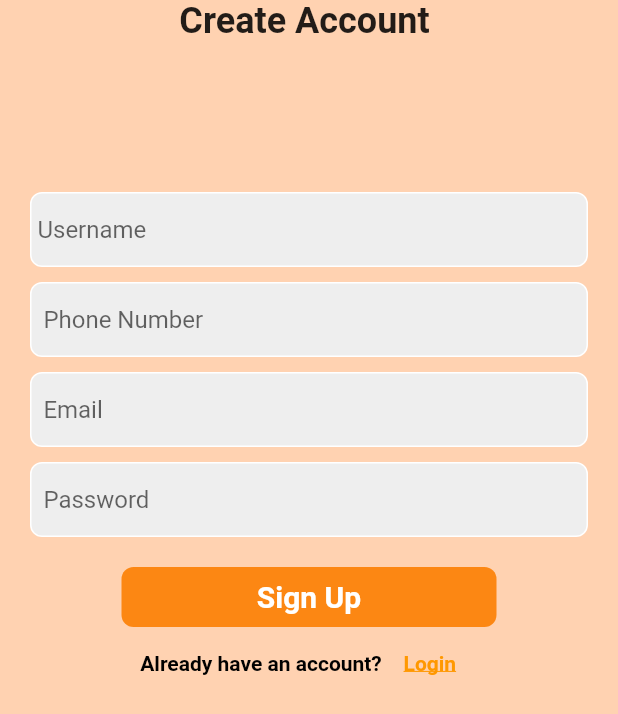
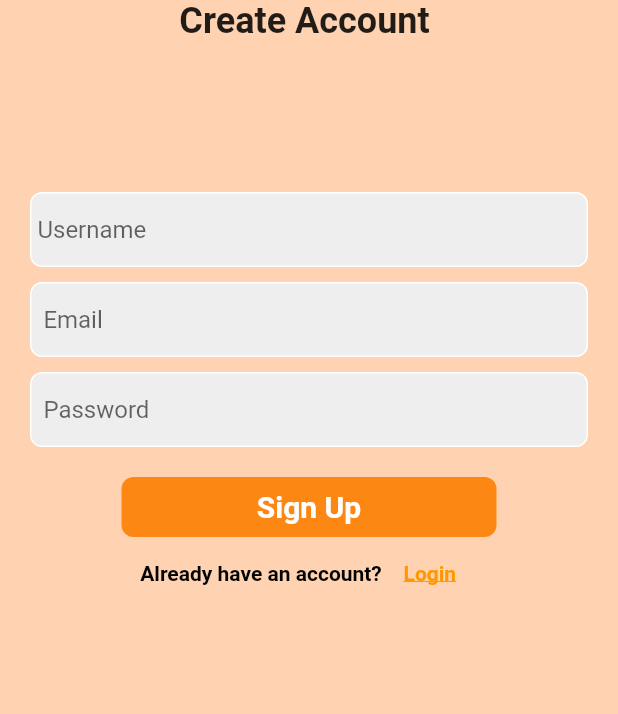
Before and after one commit to HuMiTriet/VGU-Eureka, a Flutter app: the screen it shows after launch, after a tap on "Sign Up", on a phone screen of 412 x 824 dp. Shown: the top 714 px of the screen. Run offline on Flutter 3.47's test engine with Material 2 defaults, Android fonts, the phone set to English and light mode, and no system bars; our stand-ins replace firebase_auth, firebase_core, firebase_database, geocoding, geolocator, google_maps_flutter and 1 more; missing offline and left inert: cloud_firestore_web, firebase_analytics_web, firebase_auth_web, firebase_core_web, firebase_database_web, flutter_login_facebook and 2 more; accounts and stored records are empty; network calls fail.

Commit message:
remove the phone field and clean up login + register view

```diff
--- a/lib/views/auth/login_view.dart
+++ b/lib/views/auth/login_view.dart
@@ -29,13 +29,13 @@ class _LoginViewState extends State<LoginView> {
   @override
   Widget build(BuildContext context) {
     return Scaffold(
-      backgroundColor: Color.fromRGBO(255, 210, 177, 2),
+      backgroundColor: const Color.fromRGBO(255, 210, 177, 2),
       body: SafeArea(
         child: Center(
           child: Column(
             mainAxisAlignment: MainAxisAlignment.center,
             children: [
-              Text(
+              const Text(
                 ' Welcome to ETOET ',
                 style: TextStyle(
                   fontWeight: FontWeight.bold,
@@ -43,7 +43,7 @@ class _LoginViewState extends State<LoginView> {
                 ),
               ),
 
-              SizedBox(height: 50),
+              const SizedBox(height: 50),
 
               //Email or phonenumber text field
               Padding(
@@ -59,7 +59,7 @@ class _LoginViewState extends State<LoginView> {
                     enableSuggestions: false,
                     autocorrect: false,
                     keyboardType: TextInputType.emailAddress,
-                    decoration: InputDecoration(
+                    decoration: const InputDecoration(
                       border: InputBorder.none,
                       hintText: '  Email or phone number',
                     ),
@@ -67,7 +67,7 @@ class _LoginViewState extends State<LoginView> {
                 ),
               ),
 
-              SizedBox(height: 10),
+              const SizedBox(height: 10),
 
               // password text field
               Padding(
@@ -83,7 +83,7 @@ class _LoginViewState extends State<LoginView> {
                     enableSuggestions: false,
                     obscureText: true,
                     autocorrect: false,
-                    decoration: InputDecoration(
+                    decoration: const InputDecoration(
                       border: InputBorder.none,
                       hintText: '  Password',
                     ),
@@ -91,19 +91,19 @@ class _LoginViewState extends State<LoginView> {
                 ),
               ),
 
-              SizedBox(height: 10),
+              const SizedBox(height: 10),
 
               // Sign in button
               Padding(
                 padding: const EdgeInsets.symmetric(horizontal: 20.0),
                 child: Container(
                   alignment: Alignment.center,
-                  constraints: BoxConstraints.tightForFinite(
+                  constraints: const BoxConstraints.tightForFinite(
                     width: 250,
                     height: 40,
                   ),
                   decoration: BoxDecoration(
-                    color: Color.fromARGB(227, 252, 126, 0),
+                    color: const Color.fromARGB(227, 252, 126, 0),
                     borderRadius: BorderRadius.circular(8),
                   ),
                   child: TextButton(
@@ -143,8 +143,8 @@ class _LoginViewState extends State<LoginView> {
                         await showErrorDialog(context, 'Error');
                       }
                     },
-                    child: Center(
-                        child: const Text(
+                    child: const Center(
+                        child: Text(
                       'Sign in',
                       style: TextStyle(
                         color: Colors.white,
@@ -160,7 +160,7 @@ class _LoginViewState extends State<LoginView> {
               Row(
                 mainAxisAlignment: MainAxisAlignment.center,
                 children: [
-                  Text(
+                  const Text(
                     'Do not have an account?',
                     style: TextStyle(
                       fontWeight: FontWeight.bold,
--- a/lib/views/auth/register_view.dart
+++ b/lib/views/auth/register_view.dart
@@ -1,10 +1,7 @@
-import 'dart:developer' as devtools show log;
-
 import 'package:etoet/constants/routes.dart';
 import 'package:etoet/services/auth/auth_exceptions.dart';
 import 'package:etoet/services/auth/auth_service.dart';
 import 'package:etoet/views/auth/error_dialog.dart';
-import 'package:firebase_auth/firebase_auth.dart';
 import 'package:flutter/material.dart';
 
 class RegisterView extends StatefulWidget {
@@ -19,14 +16,12 @@ class _RegisterViewState extends State<RegisterView> {
   late final TextEditingController _username;
   late final TextEditingController _email;
   late final TextEditingController _password;
-  late final TextEditingController _phoneNumber;
 
   @override
   void dispose() {
     _email.dispose();
     _password.dispose();
     _username.dispose();
-    _phoneNumber.dispose();
     super.dispose();
   }
 
@@ -35,26 +30,25 @@ class _RegisterViewState extends State<RegisterView> {
     _email = TextEditingController();
     _password = TextEditingController();
     _username = TextEditingController();
-    _phoneNumber = TextEditingController();
     super.initState();
   }
 
   @override
   Widget build(BuildContext context) {
     return Scaffold(
-      backgroundColor: Color.fromRGBO(255, 210, 177, 2),
+      backgroundColor: const Color.fromRGBO(255, 210, 177, 2),
       body: SafeArea(
         child: Center(
           child: Column(
             children: [
-              Text(
+              const Text(
                 'Create Account ',
                 style: TextStyle(
                   fontWeight: FontWeight.bold,
                   fontSize: 24,
                 ),
               ),
-              SizedBox(height: 100),
+              const SizedBox(height: 100),
 
               /// user name
               Padding(
@@ -76,30 +70,7 @@ class _RegisterViewState extends State<RegisterView> {
                 ),
               ),
 
-              SizedBox(height: 10),
-
-              /// Phone number
-              Padding(
-                padding: const EdgeInsets.symmetric(horizontal: 20.0),
-                child: Container(
-                  decoration: BoxDecoration(
-                    color: Colors.grey[200],
-                    border: Border.all(color: Colors.white),
-                    borderRadius: BorderRadius.circular(8),
-                  ),
-                  child: TextField(
-                    controller: _phoneNumber,
-                    enableSuggestions: false,
-                    keyboardType: TextInputType.number,
-                    decoration: const InputDecoration(
-                      border: InputBorder.none,
-                      hintText: '  Phone Number',
-                    ),
-                  ),
-                ),
-              ),
-
-              SizedBox(height: 10),
+              const SizedBox(height: 10),
 
               /// email
               Padding(
@@ -123,7 +94,7 @@ class _RegisterViewState extends State<RegisterView> {
                 ),
               ),
 
-              SizedBox(height: 10),
+              const SizedBox(height: 10),
               // password
               Padding(
                 padding: const EdgeInsets.symmetric(horizontal: 20.0),
@@ -146,17 +117,17 @@ class _RegisterViewState extends State<RegisterView> {
                 ),
               ),
               // Register button
-              SizedBox(height: 20),
+              const SizedBox(height: 20),
               Padding(
                 padding: const EdgeInsets.symmetric(horizontal: 20.0),
                 child: Container(
                   alignment: Alignment.center,
-                  constraints: BoxConstraints.tightForFinite(
+                  constraints: const BoxConstraints.tightForFinite(
                     width: 250,
                     height: 40,
                   ),
                   decoration: BoxDecoration(
-                    color: Color.fromARGB(227, 252, 126, 0),
+                    color: const Color.fromARGB(227, 252, 126, 0),
                     borderRadius: BorderRadius.circular(8),
                   ),
                   child: TextButton(
@@ -164,12 +135,12 @@ class _RegisterViewState extends State<RegisterView> {
                       final email = _email.text;
                       final password = _password.text;
                       final username = _username.text;
-                      final phoneNumber = _phoneNumber.text;
 
                       try {
                         var user = await AuthService.firebase().createUser(
                           email: email,
                           password: password,
+                          displayName: username,
                         );
 
                         AuthService.firebase().sendEmailVerification();
@@ -200,7 +171,7 @@ class _RegisterViewState extends State<RegisterView> {
               Row(
                 mainAxisAlignment: MainAxisAlignment.center,
                 children: [
-                  Text(
+                  const Text(
                     'Already have an account?',
                     style: TextStyle(
                       fontWeight: FontWeight.bold,
```
